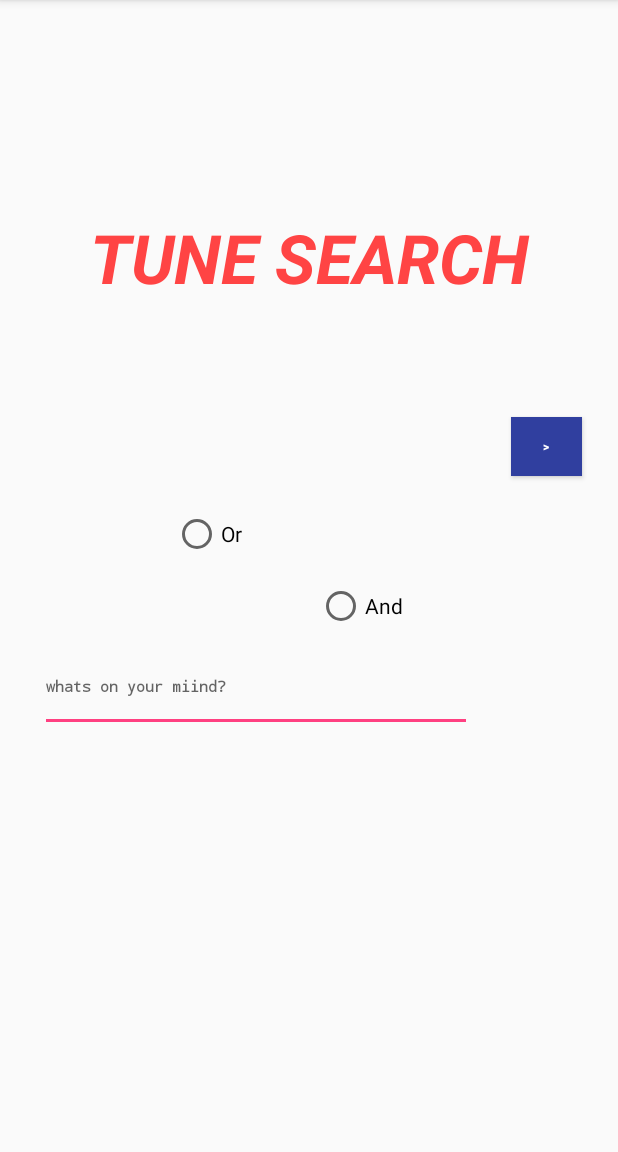
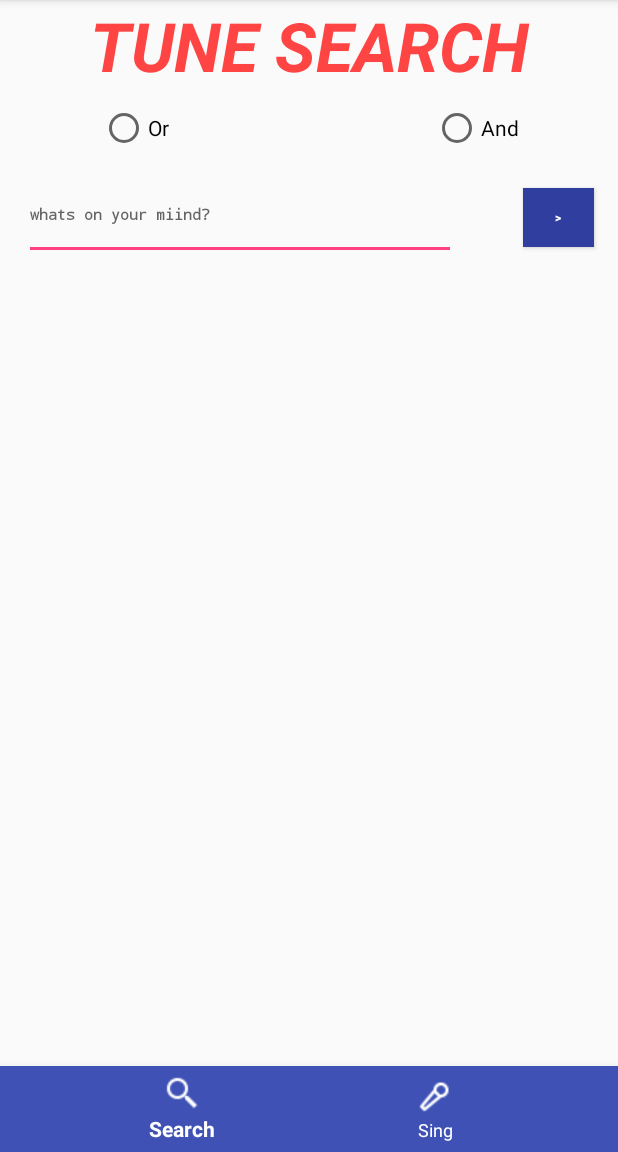
Before and after one commit to mnallamalli97/LyricsSearchEngine, an Android app: the screen it shows after launch (MainActivity), on a phone screen of 412 x 824 dp, the part 84-1236 px from its top. Run offline under Robolectric (Android 15) with nearby library versions, the phone set to English and light mode, and no system bars; libraries missing offline, so code that uses them is left out: android.support.design.

Commit message:
added bottom navigation bar

```diff
--- a/H0tlin3bling/app/build.gradle
+++ b/H0tlin3bling/app/build.gradle
@@ -20,10 +20,13 @@ android {
 
 dependencies {
     implementation fileTree(include: ['*.jar'], dir: 'libs')
+    //noinspection GradleCompatible
     implementation 'com.android.support:appcompat-v7:27.1.1'
     implementation 'com.android.support.constraint:constraint-layout:1.1.3'
     implementation('com.amazonaws:aws-android-sdk-mobile-client:2.7.+@aar') { transitive = true }
+    implementation 'com.android.support:support-v4:27.1.1'
     testImplementation 'junit:junit:4.12'
     androidTestImplementation 'com.android.support.test:runner:1.0.2'
     androidTestImplementation 'com.android.support.test.espresso:espresso-core:3.0.2'
+    implementation 'com.android.support:design:27.1.1'
 }
--- a/H0tlin3bling/app/src/main/AndroidManifest.xml
+++ b/H0tlin3bling/app/src/main/AndroidManifest.xml
@@ -20,9 +20,8 @@
             </intent-filter>
         </activity>
         <activity android:name=".manualEntry" />
-        <activity android:name=".settingsActivity"></activity>
 
-
+        <activity android:label="@string/app_name" android:name=".SingActivity"/>
 
     </application>
 
--- a/H0tlin3bling/app/src/main/java/com/example/mnallamalli97/h0tlin3bling/MainActivity.java
+++ b/H0tlin3bling/app/src/main/java/com/example/mnallamalli97/h0tlin3bling/MainActivity.java
@@ -1,11 +1,16 @@
 package com.example.mnallamalli97.h0tlin3bling;
 
+import android.content.Intent;
 import android.nfc.Tag;
 import android.os.AsyncTask;
+import android.support.annotation.NonNull;
+import android.support.design.internal.BottomNavigationMenu;
+import android.support.design.widget.BottomNavigationView;
 import android.support.v7.app.AppCompatActivity;
 import android.os.Bundle;
 import android.util.Log;
 import android.util.Pair;
+import android.view.MenuItem;
 import android.view.View;
 import android.widget.AdapterView;
 import android.widget.ArrayAdapter;
@@ -50,6 +55,8 @@ public class MainActivity extends AppCompatActivity {
     RadioButton andBtn;
     RadioGroup rbGroup;
     ProgressBar pbResults;
+    BottomNavigationView navigationMenu;
+
 
 
     @Override
@@ -66,12 +73,27 @@ public class MainActivity extends AppCompatActivity {
         andBtn = findViewById(R.id.rbAnd);
         rbGroup = findViewById(R.id.rbGroup);
         pbResults = findViewById(R.id.pbResults);
-
+        navigationMenu = findViewById(R.id.bottom_navigation);
         pbResults.setVisibility(View.GONE);
 
+        navigationMenu.setOnNavigationItemSelectedListener(new BottomNavigationView.OnNavigationItemSelectedListener() {
+            @Override
+            public boolean onNavigationItemSelected(@NonNull MenuItem item) {
+                switch (item.getItemId()){
+                    case R.id.navigation_search:
+                        break;
+                        //pass intent to go to main activity
+                    case R.id.navigation_sing:
+                        //pass intent to go to singing page
+                        Intent sing = new Intent(MainActivity.this,SingActivity.class);
+                        startActivity(sing);
+                        break;
+                }
+                return true;
+            }
+        });
+
         Log.d(TAG,"doInBackground: starting parsetask class");
-
-
         btnSubmit.setOnClickListener(new View.OnClickListener() {
             @Override
             public void onClick(View v) {
--- a/H0tlin3bling/app/src/main/res/layout/activity_main.xml
+++ b/H0tlin3bling/app/src/main/res/layout/activity_main.xml
@@ -8,14 +8,13 @@
     tools:context=".MainActivity"
     tools:layout_editor_absoluteY="81dp">
 
-
     <EditText
         android:id="@+id/etSearch"
         android:layout_width="288dp"
         android:layout_height="60dp"
-        android:layout_marginBottom="8dp"
         android:layout_marginEnd="8dp"
-        android:layout_marginStart="8dp"
+        android:layout_marginStart="16dp"
+        android:layout_marginTop="8dp"
         android:ems="10"
         android:fontFamily="monospace"
         android:hint="whats on your miind? "
@@ -25,20 +24,21 @@
         android:singleLine="true"
         android:textSize="10sp"
         android:textStyle="bold"
-        app:layout_constraintBottom_toTopOf="@+id/lvResults"
         app:layout_constraintEnd_toStartOf="@+id/btnSubmit"
-        app:layout_constraintStart_toStartOf="parent" />
+        app:layout_constraintHorizontal_bias="0.0"
+        app:layout_constraintStart_toStartOf="parent"
+        app:layout_constraintTop_toBottomOf="@+id/rbGroup" />
 
     <ListView
         android:id="@+id/lvResults"
-        android:layout_width="362dp"
-        android:layout_height="264dp"
+        android:layout_width="360dp"
+        android:layout_height="266dp"
         android:layout_marginBottom="8dp"
-        android:layout_marginEnd="8dp"
-        android:layout_marginStart="8dp"
-        app:layout_constraintBottom_toBottomOf="parent"
+        app:layout_constraintBottom_toTopOf="@+id/bottom_navigation"
         app:layout_constraintEnd_toEndOf="parent"
-        app:layout_constraintStart_toStartOf="parent">
+        app:layout_constraintStart_toStartOf="parent"
+        app:layout_constraintTop_toBottomOf="@+id/etSearch"
+        app:layout_constraintVertical_bias="0.125">
 
     </ListView>
 
@@ -46,41 +46,32 @@
         android:id="@+id/btnSubmit"
         android:layout_width="47dp"
         android:layout_height="39dp"
-        android:layout_marginBottom="8dp"
-        android:layout_marginEnd="24dp"
-        android:layout_marginStart="8dp"
-        android:layout_marginTop="8dp"
+        android:layout_marginEnd="16dp"
+        android:layout_marginTop="20dp"
         android:background="?attr/colorPrimaryDark"
         android:elevation="5dp"
         android:text=">"
         android:textColor="#ffffff"
         android:textSize="8sp"
         android:textStyle="bold"
-        app:layout_constraintBottom_toBottomOf="parent"
         app:layout_constraintEnd_toEndOf="parent"
-        app:layout_constraintHorizontal_bias="1.0"
-        app:layout_constraintStart_toStartOf="parent"
-        app:layout_constraintTop_toTopOf="parent"
-        app:layout_constraintVertical_bias="0.379" />
+        app:layout_constraintTop_toBottomOf="@+id/rbGroup" />
 
 
     <RadioGroup
         android:id="@+id/rbGroup"
-        android:layout_width="197dp"
-        android:layout_height="wrap_content"
-        android:layout_marginBottom="8dp"
-        android:layout_marginEnd="8dp"
-        android:layout_marginStart="8dp"
-        app:layout_constraintBottom_toTopOf="@+id/etSearch"
+        android:layout_width="279dp"
+        android:layout_height="40dp"
+        android:layout_marginTop="8dp"
+        android:orientation="horizontal"
         app:layout_constraintEnd_toEndOf="parent"
-        app:layout_constraintStart_toStartOf="parent">
+        app:layout_constraintStart_toStartOf="parent"
+        app:layout_constraintTop_toBottomOf="@+id/textView2">
 
         <RadioButton
             android:id="@+id/rbOr"
-            android:layout_width="88dp"
-            android:layout_height="wrap_content"
-            android:layout_marginEnd="124dp"
-            android:layout_marginStart="8dp"
+            android:layout_width="match_parent"
+            android:layout_height="match_parent"
             android:layout_weight="1"
             android:baselineAligned="false"
             android:text="Or"
@@ -91,23 +82,29 @@
 
         <RadioButton
             android:id="@+id/rbAnd"
-            android:layout_width="match_parent"
-            android:layout_height="match_parent"
-            android:layout_marginStart="104dp"
-            android:layout_marginTop="16dp"
+            android:layout_width="wrap_content"
+            android:layout_height="wrap_content"
             android:text="And"
             app:layout_constraintStart_toStartOf="parent"
             app:layout_constraintTop_toBottomOf="@+id/imageView2" />
     </RadioGroup>
 
+    <ProgressBar
+        android:id="@+id/pbResults"
+        style="?android:attr/progressBarStyle"
+        android:layout_width="wrap_content"
+        android:layout_height="wrap_content"
+        android:layout_marginBottom="8dp"
+        android:layout_marginTop="8dp"
+        app:layout_constraintBottom_toBottomOf="@+id/lvResults"
+        app:layout_constraintEnd_toEndOf="parent"
+        app:layout_constraintStart_toStartOf="parent"
+        app:layout_constraintTop_toTopOf="@+id/lvResults" />
+
     <TextView
         android:id="@+id/textView2"
         android:layout_width="356dp"
         android:layout_height="57dp"
-        android:layout_marginBottom="8dp"
-        android:layout_marginEnd="8dp"
-        android:layout_marginStart="8dp"
-        android:layout_marginTop="8dp"
         android:lineSpacingExtra="14sp"
         android:text="Tune Search"
         android:textAlignment="center"
@@ -115,23 +112,22 @@
         android:textAppearance="@style/TextAppearance.AppCompat.Display2"
         android:textColor="@android:color/holo_red_light"
         android:textStyle="bold|italic"
-        app:layout_constraintBottom_toTopOf="@+id/rbGroup"
         app:layout_constraintEnd_toEndOf="parent"
         app:layout_constraintStart_toStartOf="parent"
-        app:layout_constraintTop_toTopOf="parent" />
+        tools:layout_editor_absoluteY="8dp" />
 
-    <ProgressBar
-        android:id="@+id/pbResults"
-        style="?android:attr/progressBarStyle"
-        android:layout_width="wrap_content"
-        android:layout_height="wrap_content"
-        android:layout_marginBottom="112dp"
-        android:layout_marginTop="8dp"
-        app:layout_constraintBottom_toBottomOf="@+id/lvResults"
+
+    <android.support.design.widget.BottomNavigationView
+        android:id="@+id/bottom_navigation"
+        android:layout_width="match_parent"
+        android:layout_height="57dp"
+        android:layout_gravity="bottom"
+        android:background="@color/colorPrimary"
+        app:itemIconTint="@android:color/white"
+        app:itemTextColor="@android:color/white"
+        app:layout_constraintBottom_toBottomOf="parent"
         app:layout_constraintEnd_toEndOf="parent"
-        app:layout_constraintStart_toStartOf="parent"
-        app:layout_constraintTop_toTopOf="@+id/textView2"
-        app:layout_constraintVertical_bias="1.0" />
+        app:menu="@menu/bottom_navigation_menu" />
 
 
 </android.support.constraint.ConstraintLayout>
--- /dev/null
+++ b/H0tlin3bling/app/src/main/res/menu/bottom_navigation_menu.xml
@@ -0,0 +1,14 @@
+<?xml version="1.0" encoding="utf-8"?>
+<menu xmlns:android="http://schemas.android.com/apk/res/android">
+
+    <item
+        android:id="@+id/navigation_search"
+        android:icon="@drawable/search"
+        android:title="Search"/>
+
+    <item
+        android:id="@+id/navigation_sing"
+        android:icon="@drawable/sing"
+        android:title="Sing"/>
+
+</menu>
--- a/H0tlin3bling/app/src/main/res/values/colors.xml
+++ b/H0tlin3bling/app/src/main/res/values/colors.xml
@@ -3,4 +3,5 @@
     <color name="colorPrimary">#3F51B5</color>
     <color name="colorPrimaryDark">#303F9F</color>
     <color name="colorAccent">#FF4081</color>
+    <color name="white">#FFFFFF</color>
 </resources>
--- a/H0tlin3bling/app/src/main/res/values/strings.xml
+++ b/H0tlin3bling/app/src/main/res/values/strings.xml
@@ -1,3 +1,6 @@
 <resources>
     <string name="app_name">H0tlin3bling</string>
+
+    <!-- TODO: Remove or change this placeholder text -->
+    <string name="hello_blank_fragment">Hello blank fragment</string>
 </resources>
```
Also changed, not shown: H0tlin3bling/app/src/main/java/com/example/mnallamalli97/h0tlin3bling/SingActivity.java (added, +39 -0 lines), H0tlin3bling/app/src/main/java/com/example/mnallamalli97/h0tlin3bling/manualEntry.java (deleted, +0 -13 lines), H0tlin3bling/app/src/main/java/com/example/mnallamalli97/h0tlin3bling/settingsActivity.java (deleted, +0 -13 lines), H0tlin3bling/app/src/main/res/layout/activity_manual_entry.xml (deleted, +0 -21 lines), H0tlin3bling/app/src/main/res/layout/activity_settings.xml (deleted, +0 -9 lines), H0tlin3bling/app/src/main/res/layout/activity_sing.xml (added, +29 -0 lines), H0tlin3bling/app/src/main/res/drawable/search.png (added), H0tlin3bling/app/src/main/res/drawable/sing.png (added), 1 other file.
